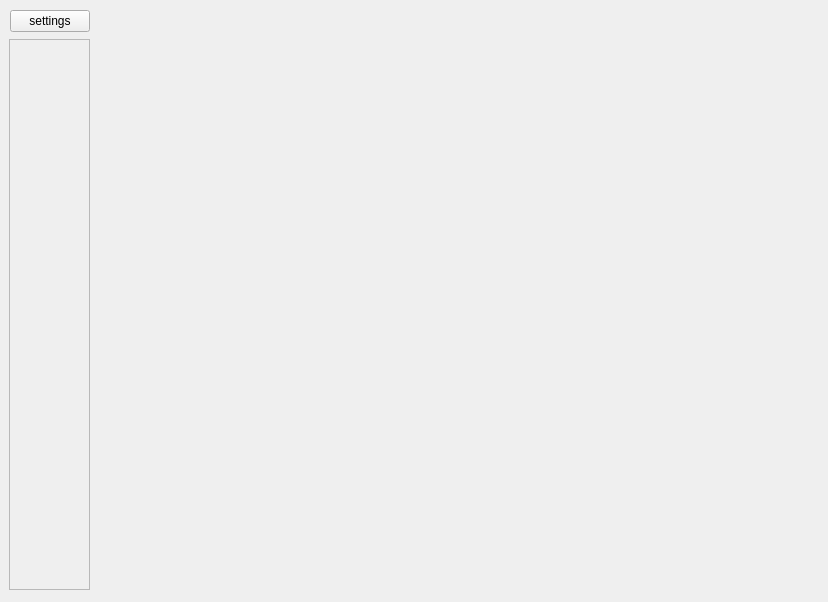
Before: the Qt Designer form ui/main_window.ui in dammmueller-calculator/calculator, drawn with Qt 5.
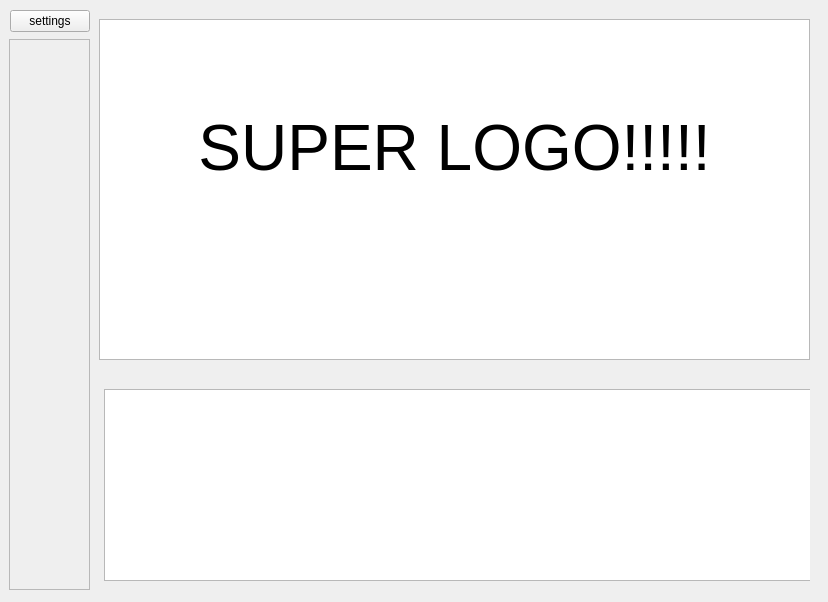
After: the same form once the commit is applied.

```diff
--- a/ui/main_window.ui
+++ b/ui/main_window.ui
@@ -23,7 +23,46 @@
       <height>581</height>
      </rect>
     </property>
-    <widget class="QWidget" name="page"/>
+    <widget class="QWidget" name="page">
+     <widget class="QTextEdit" name="logo">
+      <property name="enabled">
+       <bool>true</bool>
+      </property>
+      <property name="geometry">
+       <rect>
+        <x>10</x>
+        <y>10</y>
+        <width>711</width>
+        <height>341</height>
+       </rect>
+      </property>
+      <property name="html">
+       <string>&lt;!DOCTYPE HTML PUBLIC &quot;-//W3C//DTD HTML 4.0//EN&quot; &quot;http://www.w3.org/TR/REC-html40/strict.dtd&quot;&gt;
+&lt;html&gt;&lt;head&gt;&lt;meta name=&quot;qrichtext&quot; content=&quot;1&quot; /&gt;&lt;meta charset=&quot;utf-8&quot; /&gt;&lt;style type=&quot;text/css&quot;&gt;
+p, li { white-space: pre-wrap; }
+hr { height: 1px; border-width: 0; }
+li.unchecked::marker { content: &quot;\2610&quot;; }
+li.checked::marker { content: &quot;\2612&quot;; }
+&lt;/style&gt;&lt;/head&gt;&lt;body style=&quot; font-family:'Sans Serif'; font-size:9pt; font-weight:400; font-style:normal;&quot;&gt;
+&lt;p align=&quot;center&quot; style=&quot;-qt-paragraph-type:empty; margin-top:0px; margin-bottom:0px; margin-left:0px; margin-right:0px; -qt-block-indent:0; text-indent:0px;&quot;&gt;&lt;br /&gt;&lt;/p&gt;
+&lt;p align=&quot;center&quot; style=&quot;-qt-paragraph-type:empty; margin-top:0px; margin-bottom:0px; margin-left:0px; margin-right:0px; -qt-block-indent:0; text-indent:0px; font-size:48pt;&quot;&gt;&lt;br /&gt;&lt;/p&gt;
+&lt;p align=&quot;center&quot; style=&quot; margin-top:0px; margin-bottom:0px; margin-left:0px; margin-right:0px; -qt-block-indent:0; text-indent:0px;&quot;&gt;&lt;span style=&quot; font-size:48pt;&quot;&gt;SUPER LOGO!!!!!&lt;/span&gt;&lt;/p&gt;&lt;/body&gt;&lt;/html&gt;</string>
+      </property>
+      <property name="textInteractionFlags">
+       <set>Qt::TextInteractionFlag::NoTextInteraction</set>
+      </property>
+     </widget>
+     <widget class="QListView" name="historyList">
+      <property name="geometry">
+       <rect>
+        <x>15</x>
+        <y>380</y>
+        <width>711</width>
+        <height>192</height>
+       </rect>
+      </property>
+     </widget>
+    </widget>
     <widget class="QWidget" name="page_2"/>
    </widget>
    <widget class="QPushButton" name="pushButton">
```
Left out of the diff: 8 changed lines with no effect on the pictures.
